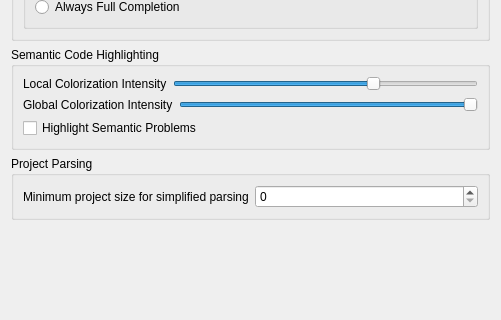
KDE/kdevelop, file shell/settings/ccsettings.ui: the form before one commit; both pictures show x 0 to 501 and y 176 to 496 of the 501 by 496 pixel window.
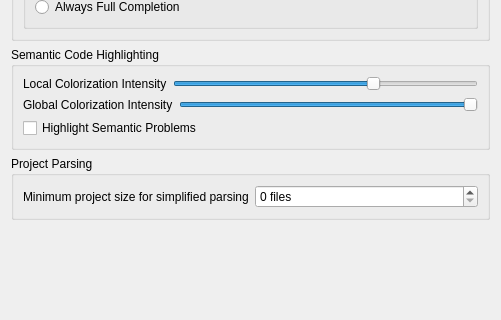
The form after the commit.

Commit message: Add suffix to the simplified code parsing spinbox.

Diff of the .ui file:
```diff
--- a/shell/settings/ccsettings.ui
+++ b/shell/settings/ccsettings.ui
@@ -200,6 +200,9 @@
            <string>When a project contains more files than this number, the project will be
 parsed in simplified mode, increasing the efficiency by gathering less information. Global code navigation and quickopen capabilities will be reduced.</string>
           </property>
+          <property name="suffix">
+           <string> files</string>
+          </property>
           <property name="maximum">
            <number>99999999</number>
           </property>
```
